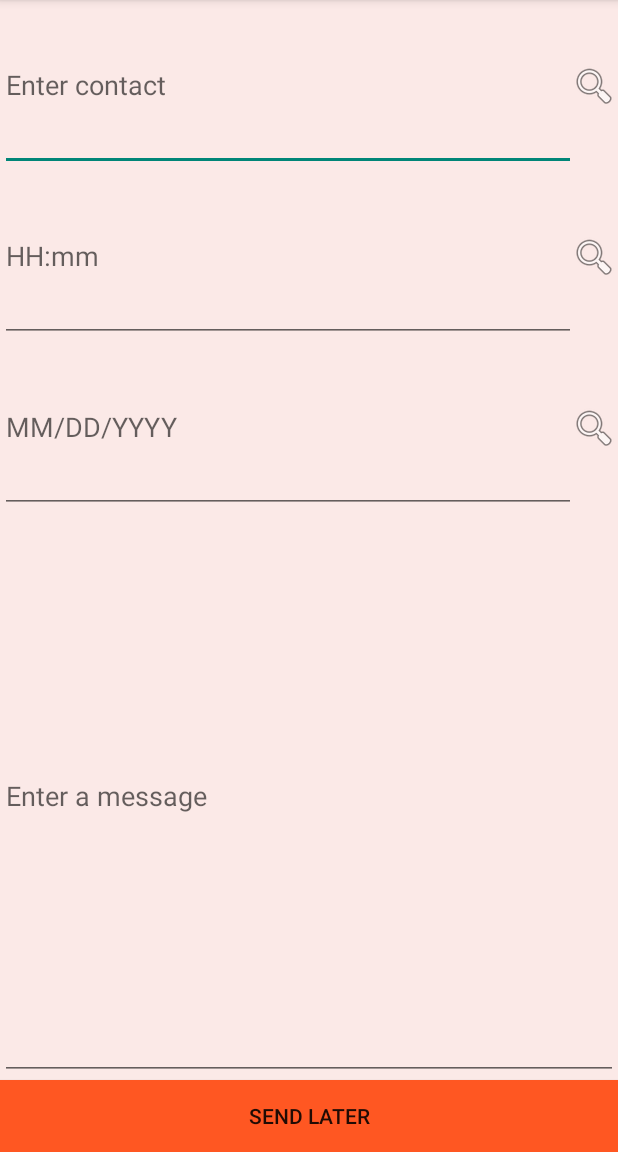
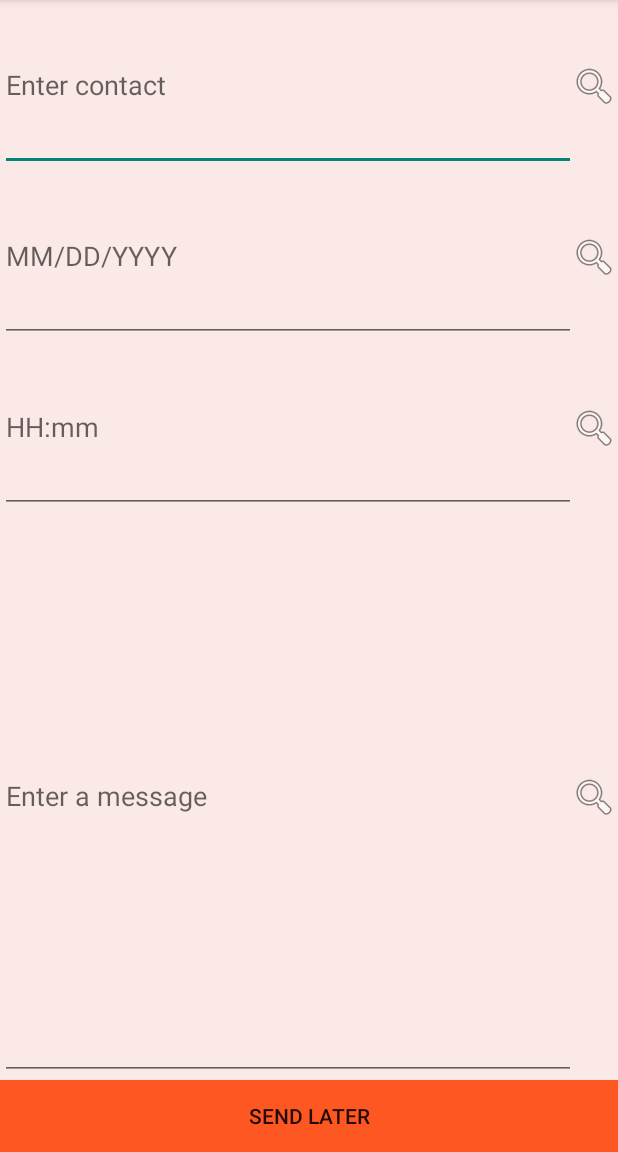
Before and after one commit to AnaxAndrade/FutureText, an Android app: the screen it shows after launch (InputActivity), on a phone screen of 412 x 824 dp, the part 84-1236 px from its top. Run offline under Robolectric (Android 15) with nearby library versions, the phone set to English and light mode, and no system bars; libraries missing offline, so code that uses them is left out: com.wdullaer.materialdatetimepicker; 1 statement that could not run was skipped.

Commit message:
Datepicker works on kitkat now

```diff
--- a/app/build.gradle
+++ b/app/build.gradle
@@ -23,4 +23,5 @@ dependencies {
     compile fileTree(dir: 'libs', include: ['*.jar'])
     compile 'com.android.support:appcompat-v7:22.2.0'
     compile 'com.android.support:support-v4:22.2.0'
+    compile 'com.wdullaer:materialdatetimepicker:1.4.2'
 }
--- a/app/src/main/java/com/mycompany/futuretext/InputActivity.java
+++ b/app/src/main/java/com/mycompany/futuretext/InputActivity.java
@@ -1,7 +1,6 @@
 package com.mycompany.futuretext;
 
 import android.app.AlarmManager;
-import android.app.DatePickerDialog;
 import android.app.PendingIntent;
 import android.app.TimePickerDialog;
 import android.content.Context;
@@ -10,19 +9,28 @@ import android.provider.ContactsContract;
 import android.support.v7.app.ActionBarActivity;
 import android.os.Bundle;
 import android.text.InputType;
+import android.text.Spannable;
+import android.text.Spanned;
 import android.view.Menu;
 import android.view.MenuItem;
 import android.content.Intent;
-import android.widget.DatePicker;
 import android.widget.EditText;
 import android.view.View;
 import android.app.TimePickerDialog.OnTimeSetListener;
+import android.graphics.drawable.Drawable;
+import java.io.FileNotFoundException;
+import java.io.InputStream;
 import java.util.Calendar;
 import android.widget.TimePicker;
 import android.widget.Toast;
 import android.database.Cursor;
+import android.text.style.ImageSpan;
+import android.text.SpannableString;
+import com.wdullaer.materialdatetimepicker.date.DatePickerDialog;
 
 public class InputActivity extends ActionBarActivity {
+
+    Context context;
 
     public final static String EXTRA_MESSAGE = "com.mycompany.futuretext.MESSAGE";
     public final static String EXTRA_MESSAGEPOST = "com.mycompany.futuretext.MESSAGEPOST";
@@ -30,7 +38,9 @@ public class InputActivity extends ActionBarActivity {
     public final static String EXTRA_DATEANDTIME = "com.mycompany.futuretext.DATEANDTIME";
     public final static String EXTRA_ID = "com.mycompany.futuretext.MESSAGEID";
 
-    static final int PICK_CONTACT_REQUEST = 1;//request code
+    //request codes
+    static final int PICK_CONTACT_REQUEST = 1;
+    static final int PICK_ATTACHMENT_REQUEST = 2;
 
     EditText getRecipient;
     EditText getDate;
@@ -167,7 +177,6 @@ public class InputActivity extends ActionBarActivity {
                 cursor.moveToFirst();
                 int column = cursor.getColumnIndex(ContactsContract.CommonDataKinds.Phone.NUMBER);
                 String number = cursor.getString(column);
-                EditText getRecipient = (EditText) findViewById(R.id.get_recipients);
 
                 if (getRecipient.getText().toString().matches("")) {
                     getRecipient.setText(number);
@@ -179,6 +188,28 @@ public class InputActivity extends ActionBarActivity {
                 cursor.close();
             }
         }
+
+        /*if (requestCode == PICK_ATTACHMENT_REQUEST) {
+            if (resultCode == RESULT_OK) {
+
+                try {
+
+                    Uri attachmentUri = data.getData();
+                    InputStream inputStream = context.getContentResolver().openInputStream(attachmentUri);
+                    Drawable drawable = Drawable.createFromStream(inputStream, attachmentUri.toString());
+                    drawable.setBounds(0, 0, drawable.getIntrinsicWidth(), drawable.getIntrinsicHeight());
+                    ImageSpan span = new ImageSpan(drawable, ImageSpan.ALIGN_BASELINE);
+                    SpannableString s = new SpannableString("abc\n");
+                    s.setSpan(span, 0, 3, Spannable.SPAN_INCLUSIVE_EXCLUSIVE);
+                    getMessage.setText(s);
+
+                }
+                catch (FileNotFoundException e){
+                    e.printStackTrace();
+                }
+
+            }
+        }*/
     }
 
     //Everything below this comment is for showing the TimePickerDialog and getting it's time into the time EditText
@@ -213,9 +244,9 @@ public class InputActivity extends ActionBarActivity {
     private void setDate() {
 
         Calendar c = Calendar.getInstance();
-        datePickerDialog = new DatePickerDialog(this, new DatePickerDialog.OnDateSetListener() {
+        datePickerDialog = DatePickerDialog.newInstance(new DatePickerDialog.OnDateSetListener() {
 
-            public void onDateSet(DatePicker view, int year, int monthOfYear, int dayOfMonth) {
+            public void onDateSet(DatePickerDialog view, int year, int monthOfYear, int dayOfMonth) {
 
                 getDate.setText(Integer.toString(monthOfYear + 1) + "/" + Integer.toString(dayOfMonth) + "/" + Integer.toString(year));
             }
@@ -225,13 +256,16 @@ public class InputActivity extends ActionBarActivity {
 
     public void showDateDialog(View view) {
 
-        Calendar c = Calendar.getInstance();
-        int year = c.get(Calendar.YEAR);
-        int month = c.get(Calendar.MONTH);
-        int day = c.get(Calendar.DAY_OF_MONTH);
-        datePickerDialog.updateDate(year,month,day);
-        datePickerDialog.getDatePicker().setMinDate(System.currentTimeMillis());
-        datePickerDialog.show();
+        datePickerDialog.setMinDate(Calendar.getInstance());
+        datePickerDialog.show(getFragmentManager(), "DatePickerDialog");
     }
 
+//    public void pickAttachment(View view) {
+//
+//        Intent getAttachmentIntent = new Intent(Intent.ACTION_GET_CONTENT);
+//        getAttachmentIntent.addCategory(Intent.CATEGORY_OPENABLE);
+//        getAttachmentIntent.setType("*/*");
+//        startActivityForResult(getAttachmentIntent, PICK_ATTACHMENT_REQUEST);
+//
+//    }
 }
--- a/app/src/main/res/layout/activity_input.xml
+++ b/app/src/main/res/layout/activity_input.xml
@@ -26,7 +26,30 @@
             android:background="@color/Background"
             android:onClick="pickContact"/>
     </RelativeLayout>
-
+    <RelativeLayout
+        android:layout_width="match_parent"
+        android:layout_height="0dp"
+        android:layout_weight="0.1"
+        android:orientation="horizontal">
+        <EditText android:id="@+id/date"
+            android:layout_width="fill_parent"
+            android:layout_height="fill_parent"
+            android:hint="@string/edit_date"
+            android:inputType="date"
+            android:singleLine="true"
+            android:nextFocusDown="@+id/get_message"/>
+        <ImageButton
+            android:id="@+id/get_date"
+            android:layout_width="wrap_content"
+            android:layout_height="fill_parent"
+            android:src="@android:drawable/ic_menu_search"
+            android:contentDescription="@string/pick_contacts"
+            android:layout_centerVertical="true"
+            android:layout_alignParentRight="true"
+            android:layout_alignParentEnd="true"
+            android:background="@color/Background"
+            android:onClick="showDateDialog"/>
+    </RelativeLayout>
     <RelativeLayout
         android:layout_width="match_parent"
         android:layout_height="0dp"
@@ -53,17 +76,17 @@
     <RelativeLayout
         android:layout_width="match_parent"
         android:layout_height="0dp"
-        android:layout_weight="0.1"
-        android:orientation="horizontal">
-        <EditText android:id="@+id/date"
+        android:layout_weight=".33">
+        <EditText android:id="@+id/get_message"
             android:layout_width="fill_parent"
             android:layout_height="fill_parent"
-            android:hint="@string/edit_date"
-            android:inputType="date"
+            android:hint="@string/edit_message"
+            android:imeOptions="actionDone"
             android:singleLine="true"
-            android:nextFocusDown="@+id/get_message"/>
+            android:inputType="textMultiLine"
+            android:scrollbars="vertical"/>
         <ImageButton
-            android:id="@+id/get_date"
+            android:id="@+id/get_attachment"
             android:layout_width="wrap_content"
             android:layout_height="fill_parent"
             android:src="@android:drawable/ic_menu_search"
@@ -72,19 +95,8 @@
             android:layout_alignParentRight="true"
             android:layout_alignParentEnd="true"
             android:background="@color/Background"
-            android:onClick="showDateDialog"/>
+            android:onClick=""/>
     </RelativeLayout>
-
-
-    <EditText android:id="@+id/get_message"
-        android:layout_weight=".33"
-        android:layout_width="fill_parent"
-        android:layout_height="0dp"
-        android:hint="@string/edit_message"
-        android:imeOptions="actionDone"
-        android:singleLine="true"
-        android:inputType="textMultiLine"
-        android:scrollbars="vertical"/>
     <Button android:id="@+id/sendLater"
         android:layout_width="fill_parent"
         android:layout_height="wrap_content"
```
Also changed, not shown: 1 other file.
